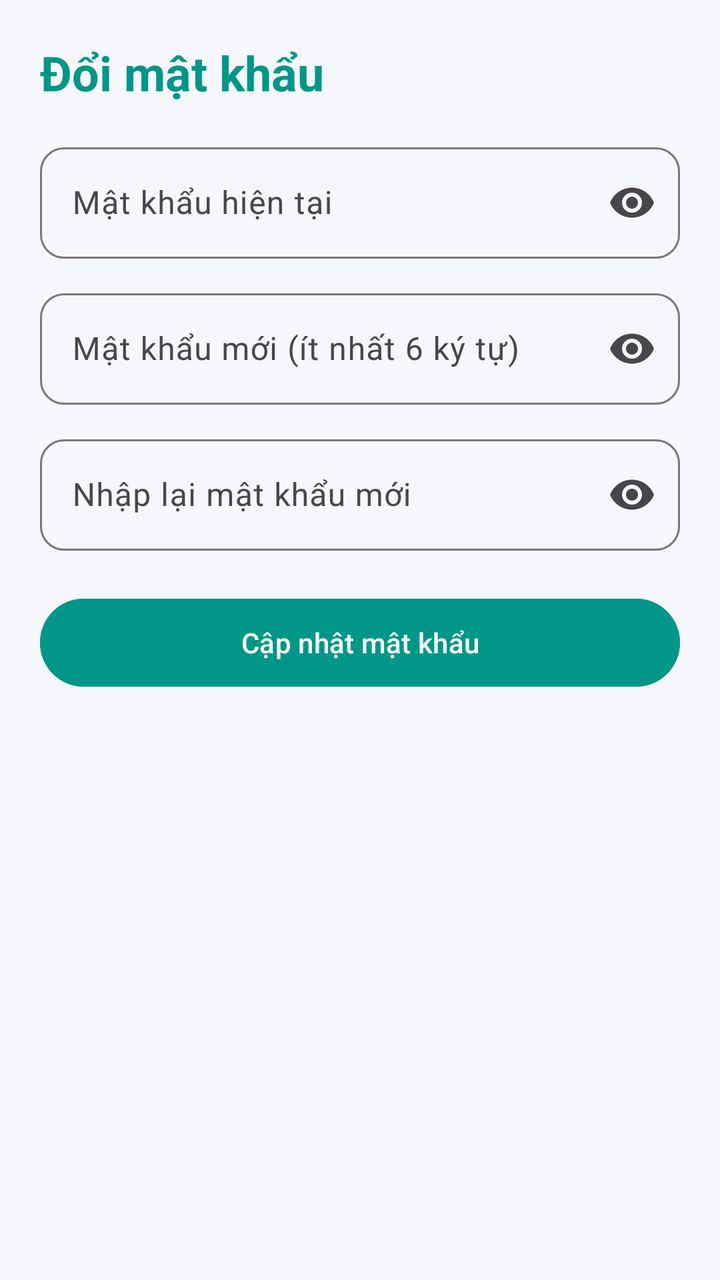
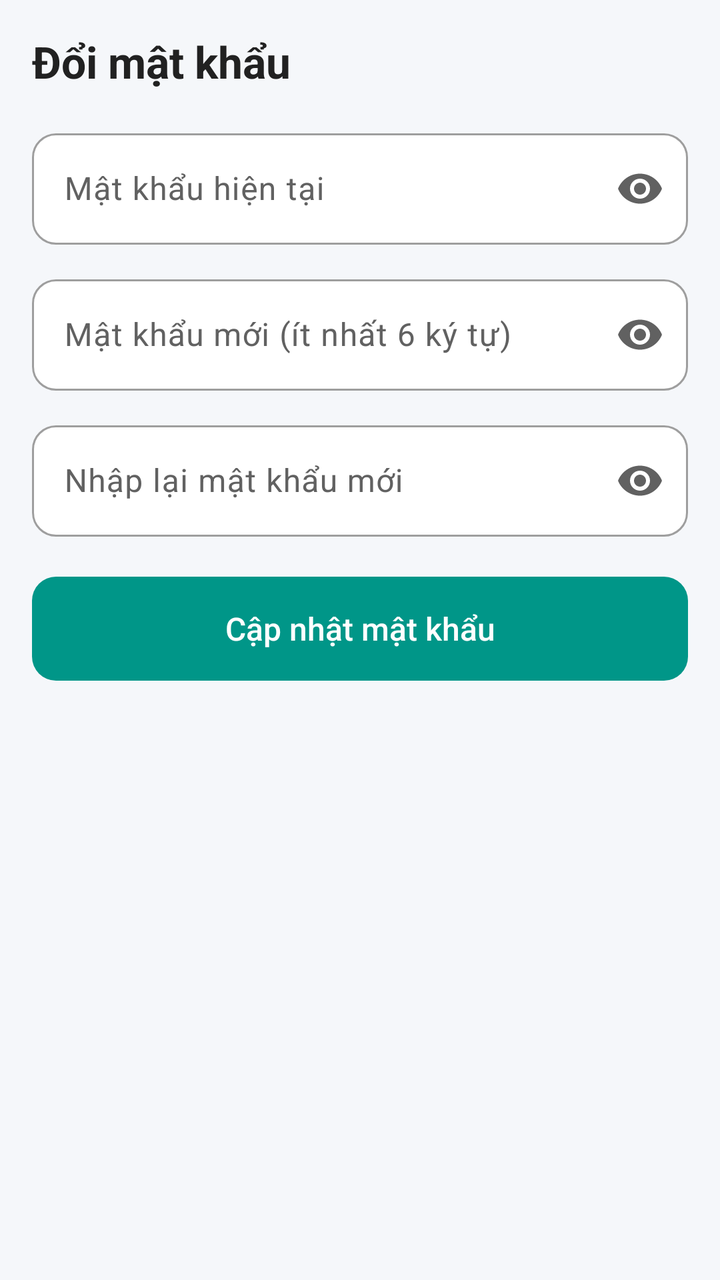

Compare the two renders of this Android layout. The source of the first and the diff that turns it into the second are given below.
<!-- AndroidManifest.xml: application theme Theme.QLPT -->
<!-- res/layout/activity_change_password.xml -->
<?xml version="1.0" encoding="utf-8"?>
<ScrollView xmlns:android="http://schemas.android.com/apk/res/android"
    xmlns:app="http://schemas.android.com/apk/res-auto"
    android:layout_width="match_parent"
    android:layout_height="match_parent"
    android:background="#F5F7FA"
    android:fillViewport="true">

    <LinearLayout
        android:layout_width="match_parent"
        android:layout_height="wrap_content"
        android:orientation="vertical"
        android:padding="20dp">

        <TextView
            android:layout_width="wrap_content"
            android:layout_height="wrap_content"
            android:layout_marginBottom="16dp"
            android:text="Đổi mật khẩu"
            android:textColor="#009688"
            android:textSize="24sp"
            android:textStyle="bold" />

        <com.google.android.material.textfield.TextInputLayout
            android:layout_width="match_parent"
            android:layout_height="wrap_content"
            android:layout_marginBottom="12dp"
            android:hint="Mật khẩu hiện tại"
            app:endIconMode="password_toggle">

            <com.google.android.material.textfield.TextInputEditText
                android:id="@+id/edtCurrent"
                android:layout_width="match_parent"
                android:layout_height="wrap_content"
                android:inputType="textPassword" />
        </com.google.android.material.textfield.TextInputLayout>

        <com.google.android.material.textfield.TextInputLayout
            android:layout_width="match_parent"
            android:layout_height="wrap_content"
            android:layout_marginBottom="12dp"
            android:hint="Mật khẩu mới (ít nhất 6 ký tự)"
            app:endIconMode="password_toggle">

            <com.google.android.material.textfield.TextInputEditText
                android:id="@+id/edtNew"
                android:layout_width="match_parent"
                android:layout_height="wrap_content"
                android:inputType="textPassword" />
        </com.google.android.material.textfield.TextInputLayout>

        <com.google.android.material.textfield.TextInputLayout
            android:layout_width="match_parent"
            android:layout_height="wrap_content"
            android:layout_marginBottom="12dp"
            android:hint="Nhập lại mật khẩu mới"
            app:endIconMode="password_toggle">

            <com.google.android.material.textfield.TextInputEditText
                android:id="@+id/edtConfirm"
                android:layout_width="match_parent"
                android:layout_height="wrap_content"
                android:inputType="textPassword" />
        </com.google.android.material.textfield.TextInputLayout>

        <Button
            android:id="@+id/btnSave"
            android:layout_width="match_parent"
            android:layout_height="52dp"
            android:layout_marginTop="8dp"
            android:backgroundTint="#009688"
            android:text="Cập nhật mật khẩu" />

        <ProgressBar
            android:id="@+id/progress"
            android:layout_width="wrap_content"
            android:layout_height="wrap_content"
            android:layout_gravity="center"
            android:layout_marginTop="12dp"
            android:visibility="gone" />
    </LinearLayout>
</ScrollView>
<!-- resources referenced by this layout -->
<resources>
  <style name="Base.Theme.QLPT" parent="Theme.Material3.DayNight.NoActionBar">
          <item name="colorPrimary">@color/colorPrimary</item>
          <item name="colorPrimaryDark">@color/colorPrimaryDark</item>
          <item name="colorAccent">@color/colorAccent</item>
          <item name="android:statusBarColor">@color/colorPrimaryDark</item>
          <item name="textInputStyle">@style/App.TextInput</item>
      </style>
  <color name="colorPrimary">#1976D2</color>
  <color name="colorPrimaryDark">#1565C0</color>
  <color name="colorAccent">#FF6F00</color>
  <style name="App.TextInput" parent="Widget.Material3.TextInputLayout.OutlinedBox">
          <item name="boxCornerRadiusTopStart">12dp</item>
          <item name="boxCornerRadiusTopEnd">12dp</item>
          <item name="boxCornerRadiusBottomStart">12dp</item>
          <item name="boxCornerRadiusBottomEnd">12dp</item>
      </style>
  <!-- unchanged entries left out for length: 1 -->
</resources>

<!-- the commit's change to res/layout/activity_change_password.xml (unified diff, before → after) -->
@@ -1,25 +1,25 @@
 <?xml version="1.0" encoding="utf-8"?>
-<ScrollView xmlns:android="http://schemas.android.com/apk/res/android"
+<ScrollView
+    xmlns:android="http://schemas.android.com/apk/res/android"
     xmlns:app="http://schemas.android.com/apk/res-auto"
     android:layout_width="match_parent"
     android:layout_height="match_parent"
-    android:background="#F5F7FA"
-    android:fillViewport="true">
+    android:background="@color/qlpt_background"
+    android:fillViewport="true"
+    android:fitsSystemWindows="true">
 
     <LinearLayout
         android:layout_width="match_parent"
         android:layout_height="wrap_content"
         android:orientation="vertical"
-        android:padding="20dp">
+        android:padding="16dp">
 
         <TextView
             android:layout_width="wrap_content"
             android:layout_height="wrap_content"
             android:layout_marginBottom="16dp"
             android:text="Đổi mật khẩu"
-            android:textColor="#009688"
-            android:textSize="24sp"
-            android:textStyle="bold" />
+            android:textAppearance="@style/TextAppearance.QLPT.ScreenTitle" />
 
         <com.google.android.material.textfield.TextInputLayout
             android:layout_width="match_parent"
@@ -65,10 +65,10 @@
 
         <Button
             android:id="@+id/btnSave"
+            style="@style/Widget.QLPT.Button.Large"
             android:layout_width="match_parent"
-            android:layout_height="52dp"
+            android:layout_height="wrap_content"
             android:layout_marginTop="8dp"
-            android:backgroundTint="#009688"
             android:text="Cập nhật mật khẩu" />
 
         <ProgressBar
<!-- resource entries referenced after the edit -->
@@ -1,21 +1,113 @@
 <!-- resources referenced by this layout -->
 <resources>
-  <style name="Base.Theme.QLPT" parent="Theme.Material3.DayNight.NoActionBar">
+  <color name="qlpt_background">#F5F7FA</color>
+  <style name="TextAppearance.QLPT.ScreenTitle" parent="TextAppearance.Material3.HeadlineSmall">
+          <item name="android:textSize">22sp</item>
+          <item name="android:textStyle">bold</item>
+          <item name="android:textColor">@color/qlpt_text</item>
+      </style>
+  <style name="Widget.QLPT.Button.Large">
+          <item name="android:minHeight">52dp</item>
+          <item name="android:insetTop">0dp</item>
+          <item name="android:insetBottom">0dp</item>
+          <item name="android:textSize">16sp</item>
+      </style>
+  <color name="qlpt_text">#212121</color>
+  <style name="Base.Theme.QLPT" parent="Theme.Material3.Light.NoActionBar">
+          
           <item name="colorPrimary">@color/colorPrimary</item>
+          <item name="colorOnPrimary">@color/qlpt_surface</item>
+          <item name="colorPrimaryContainer">@color/qlpt_primary_container</item>
+          <item name="colorOnPrimaryContainer">@color/qlpt_on_primary_container</item>
           <item name="colorPrimaryDark">@color/colorPrimaryDark</item>
           <item name="colorAccent">@color/colorAccent</item>
+  
+          
+          <item name="colorSecondary">@color/qlpt_accent</item>
+          <item name="colorOnSecondary">@color/qlpt_surface</item>
+          <item name="colorSecondaryContainer">@color/qlpt_primary_container</item>
+          <item name="colorOnSecondaryContainer">@color/qlpt_on_primary_container</item>
+  
+          <item name="colorError">@color/qlpt_error</item>
+  
+          
+          <item name="android:colorBackground">@color/qlpt_background</item>
+          <item name="colorSurface">@color/qlpt_surface</item>
+          <item name="colorSurfaceContainer">@color/qlpt_surface</item>
+          <item name="colorOnSurface">@color/qlpt_text</item>
+          <item name="colorOnSurfaceVariant">@color/qlpt_text_secondary</item>
+          <item name="colorOutline">@color/qlpt_text_hint</item>
+          <item name="colorOutlineVariant">@color/qlpt_border</item>
+  
+          
           <item name="android:statusBarColor">@color/colorPrimaryDark</item>
+          <item name="android:windowLightStatusBar">@bool/qlpt_light_status_bar</item>
+  
+          
+          <item name="materialButtonStyle">@style/Widget.QLPT.Button</item>
+          <item name="materialButtonOutlinedStyle">@style/Widget.QLPT.Button.Outlined</item>
+          <item name="materialCardViewStyle">@style/Widget.QLPT.Card</item>
           <item name="textInputStyle">@style/App.TextInput</item>
+          <item name="bottomNavigationStyle">@style/Widget.QLPT.BottomNav</item>
+          <item name="bottomSheetDialogTheme">@style/ThemeOverlay.QLPT.BottomSheetDialog</item>
       </style>
-  <color name="colorPrimary">#1976D2</color>
-  <color name="colorPrimaryDark">#1565C0</color>
-  <color name="colorAccent">#FF6F00</color>
+  <color name="colorPrimary">@color/qlpt_primary</color>
+  <color name="qlpt_surface">#FFFFFF</color>
+  <color name="qlpt_primary_container">#E0F2F1</color>
+  <color name="qlpt_on_primary_container">#00695C</color>
+  <color name="colorPrimaryDark">@color/qlpt_primary_dark</color>
+  <color name="colorAccent">@color/qlpt_accent</color>
+  <color name="qlpt_accent">#F57C00</color>
+  <color name="qlpt_error">#E53935</color>
+  <color name="qlpt_text_secondary">#616161</color>
+  <color name="qlpt_text_hint">#9E9E9E</color>
+  <color name="qlpt_border">#E5E7EB</color>
+  <style name="Widget.QLPT.Button" parent="Widget.Material3.Button">
+          <item name="cornerRadius">12dp</item>
+          <item name="android:textAllCaps">false</item>
+          <item name="android:letterSpacing">0</item>
+      </style>
+  <style name="Widget.QLPT.Button.Outlined" parent="Widget.Material3.Button.OutlinedButton">
+          <item name="cornerRadius">12dp</item>
+          <item name="android:textAllCaps">false</item>
+          <item name="android:letterSpacing">0</item>
+          <item name="strokeColor">@color/qlpt_border</item>
+      </style>
+  <style name="Widget.QLPT.Card" parent="Widget.Material3.CardView.Outlined">
+          <item name="cardCornerRadius">12dp</item>
+          <item name="cardElevation">0dp</item>
+          <item name="strokeWidth">1dp</item>
+          <item name="strokeColor">@color/qlpt_border</item>
+          <item name="cardBackgroundColor">@color/qlpt_surface</item>
+      </style>
   <style name="App.TextInput" parent="Widget.Material3.TextInputLayout.OutlinedBox">
+          
+          <item name="boxBackgroundColor">@color/qlpt_surface</item>
           <item name="boxCornerRadiusTopStart">12dp</item>
           <item name="boxCornerRadiusTopEnd">12dp</item>
           <item name="boxCornerRadiusBottomStart">12dp</item>
           <item name="boxCornerRadiusBottomEnd">12dp</item>
       </style>
+  <style name="Widget.QLPT.BottomNav" parent="Widget.Material3.BottomNavigationView">
+          <item name="backgroundTint">@color/qlpt_surface</item>
+          <item name="elevation">8dp</item>
+      </style>
+  <style name="ThemeOverlay.QLPT.BottomSheetDialog" parent="ThemeOverlay.Material3.BottomSheetDialog">
+          <item name="bottomSheetStyle">@style/Widget.QLPT.BottomSheet</item>
+      </style>
+  <color name="qlpt_primary">#009688</color>
+  <color name="qlpt_primary_dark">#00796B</color>
+  <style name="Widget.QLPT.BottomSheet" parent="Widget.Material3.BottomSheet.Modal">
+          <item name="backgroundTint">@color/qlpt_surface</item>
+          <item name="shapeAppearance">@style/ShapeAppearance.QLPT.BottomSheet</item>
+      </style>
+  <style name="ShapeAppearance.QLPT.BottomSheet" parent="">
+          <item name="cornerFamily">rounded</item>
+          <item name="cornerSizeTopLeft">24dp</item>
+          <item name="cornerSizeTopRight">24dp</item>
+          <item name="cornerSizeBottomLeft">0dp</item>
+          <item name="cornerSizeBottomRight">0dp</item>
+      </style>
   <!-- unchanged entries left out for length: 1 -->
 </resources>
 
